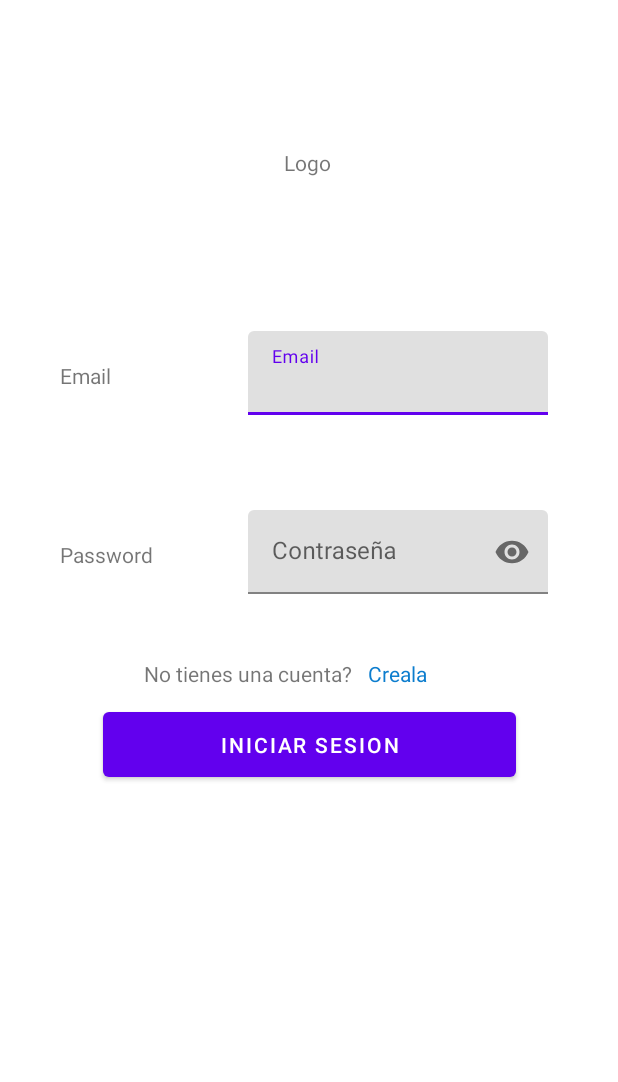
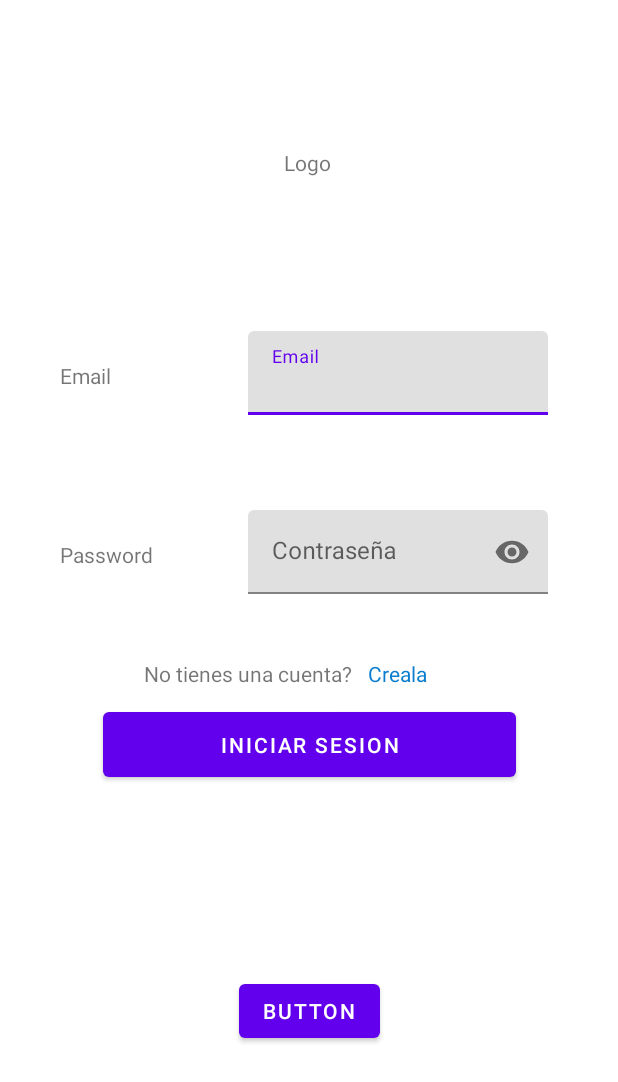
Before and after one commit to MarioCFC/proyectoPDMD, an Android app: the screen it shows after launch (LoginActivity), on a phone screen of 412 x 824 dp. Shown: the top 1082 px of the screen. Run offline under Robolectric (Android 15) with nearby library versions, the phone set to English and light mode, and no system bars.

```diff
--- a/app/src/main/java/com/murallaromanda/dam/segundo/casfermar/proyectopdmd/activities/LoginActivity.kt
+++ b/app/src/main/java/com/murallaromanda/dam/segundo/casfermar/proyectopdmd/activities/LoginActivity.kt
@@ -9,6 +9,7 @@ import android.util.Log
 import com.murallaromanda.dam.segundo.casfermar.proyectopdmd.R
 import com.murallaromanda.dam.segundo.casfermar.proyectopdmd.databinding.ActivityLoginBinding
 import com.murallaromanda.dam.segundo.casfermar.proyectopdmd.utilidades.GestorSharedPreferences
+import com.murallaromanda.dam.segundo.casfermar.proyectopdmd.utilidades.JSONObject
 
 class LoginActivity : AppCompatActivity() {
     private lateinit var binding: ActivityLoginBinding
@@ -59,6 +60,11 @@ class LoginActivity : AppCompatActivity() {
             }
         }
 
+        binding.botonPrueba.setOnClickListener(){
+            var j = JSONObject().execute();
+
+        }
+
     }
     fun usuarioEstaRegistrado(usuario:String,contraseña:String){
         val sharedPref = this.getSharedPreferences(
--- a/app/src/main/res/layout/activity_login.xml
+++ b/app/src/main/res/layout/activity_login.xml
@@ -146,5 +146,15 @@
         app:layout_constraintTop_toTopOf="@+id/guideline5"
         app:layout_constraintVertical_bias="0.0" />
 
+    <Button
+        android:id="@+id/botonPrueba"
+        android:layout_width="wrap_content"
+        android:layout_height="wrap_content"
+        android:text="Button"
+        app:layout_constraintBottom_toBottomOf="parent"
+        app:layout_constraintEnd_toEndOf="parent"
+        app:layout_constraintStart_toStartOf="parent"
+        app:layout_constraintTop_toBottomOf="@+id/loginBtLogin" />
+
 
 </androidx.constraintlayout.widget.ConstraintLayout>
```
Also changed, not shown: app/src/main/java/com/murallaromanda/dam/segundo/casfermar/proyectopdmd/models/entities/Pelicula.kt (+7 -1 lines), app/src/main/java/com/murallaromanda/dam/segundo/casfermar/proyectopdmd/utilidades/JSONObject.kt (added, +101 -0 lines).
